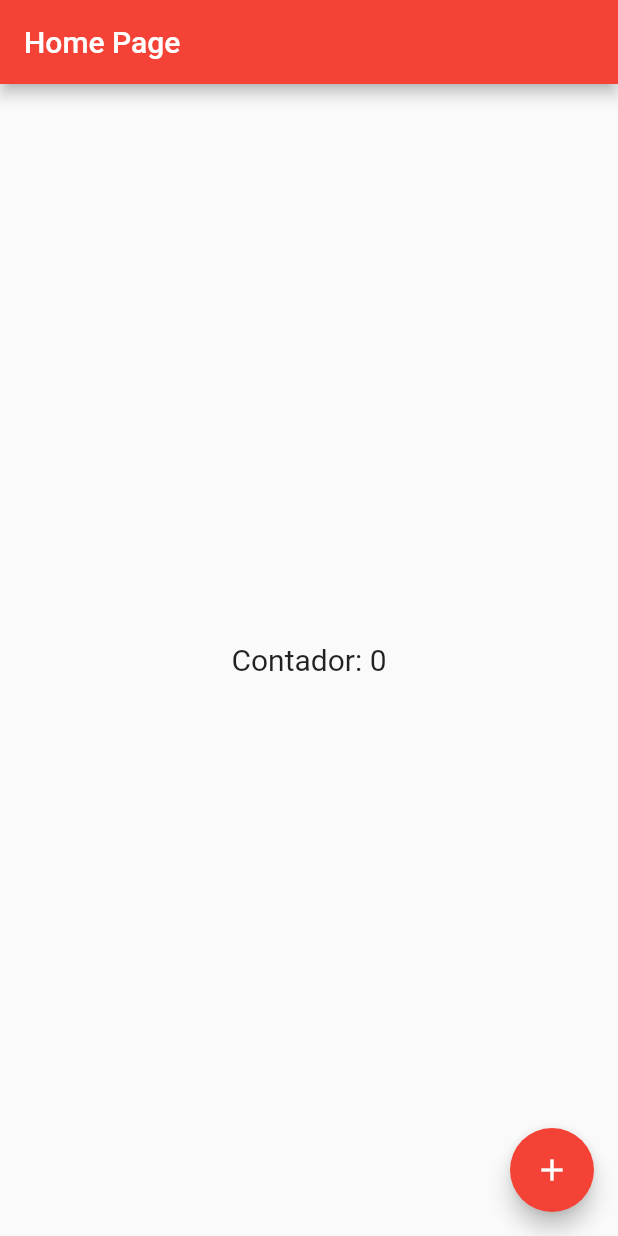
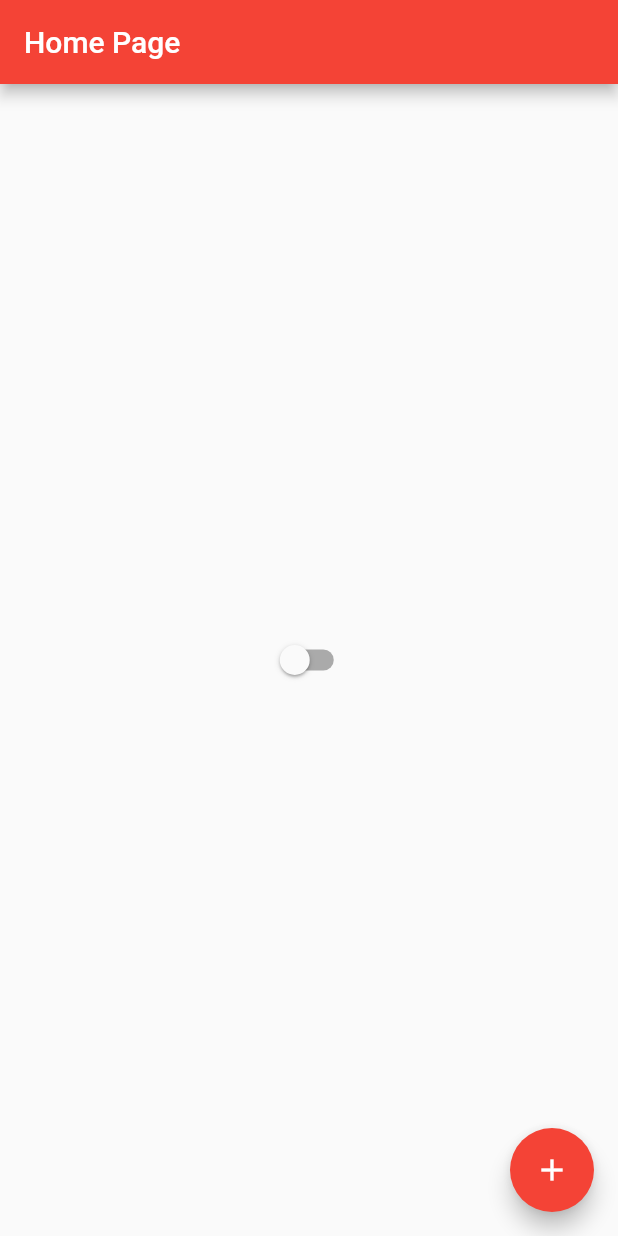
Before and after one commit to ederusena/flutter-lesson, a Flutter app: the screen it shows after launch, on a phone screen of 412 x 824 dp. Run offline on Flutter 3.47's test engine with Material 2 defaults, Android fonts, the phone set to English and light mode, and no system bars.

Commit message:
chore: Change dark theme with State management

```diff
--- /dev/null
+++ b/lib/app_controller.dart
@@ -0,0 +1,14 @@
+import 'dart:ui';
+
+import 'package:flutter/cupertino.dart';
+
+class AppController extends ChangeNotifier {
+  bool isDarkTheme = false;
+
+  static AppController instance = AppController();
+
+  toggleTheme() {
+    isDarkTheme = !isDarkTheme;
+    notifyListeners();
+  }
+}
--- a/lib/app_widget.dart
+++ b/lib/app_widget.dart
@@ -1,3 +1,4 @@
+import 'package:fipetable/app_controller.dart';
 import 'package:flutter/material.dart';
 
 import 'homepage.dart';
@@ -7,7 +8,17 @@
 
   @override
   Widget build(BuildContext context) {
-    return MaterialApp(
-        home: HomePage(), theme: ThemeData(primarySwatch: Colors.red));
+    return AnimatedBuilder(
+      animation: AppController.instance,
+      builder: (context, child) {
+        return MaterialApp(
+            home: HomePage(),
+            theme: ThemeData(
+                primarySwatch: Colors.red,
+                brightness: AppController.instance.isDarkTheme
+                    ? Brightness.dark
+                    : Brightness.light));
+      },
+    );
   }
 }
--- a/lib/homepage.dart
+++ b/lib/homepage.dart
@@ -1,3 +1,4 @@
+import 'package:fipetable/app_controller.dart';
 import 'package:flutter/material.dart';
 
 class HomePage extends StatefulWidget {
@@ -17,16 +18,13 @@
         title: Text('Home Page'),
       ),
       body: Center(
-          child: GestureDetector(
-              child: Text(
-                "Contador: $counter",
-                style: TextStyle(fontSize: 20),
-              ),
-              onTap: () {
-                setState(() {
-                  counter++;
-                });
-              })),
+        child: Switch(
+          value: AppController.instance.isDarkTheme,
+          onChanged: (value) {
+            AppController.instance.toggleTheme();
+          },
+        ),
+      ),
       floatingActionButton: FloatingActionButton(
         onPressed: () {
           setState(() {
--- a/lib/main.dart
+++ b/lib/main.dart
@@ -2,5 +2,5 @@
 import 'app_widget.dart';
 
 void main(List<String> args) {
-  runApp(const AppWidget());
+  runApp(AppWidget());
 }
```
